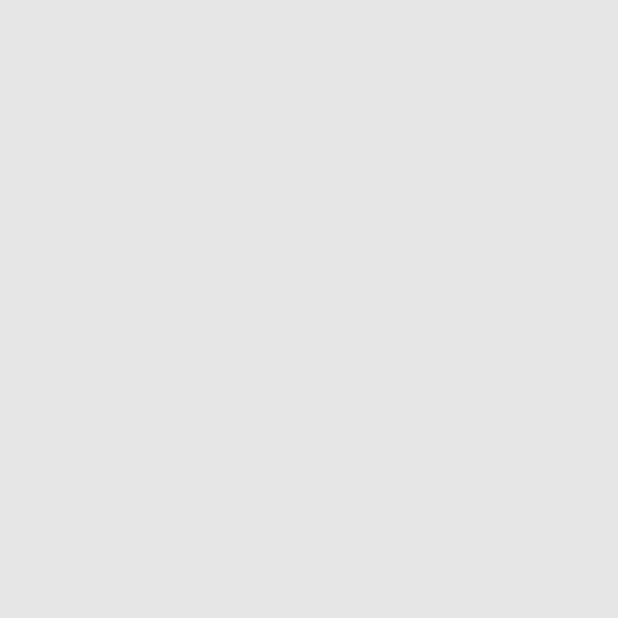
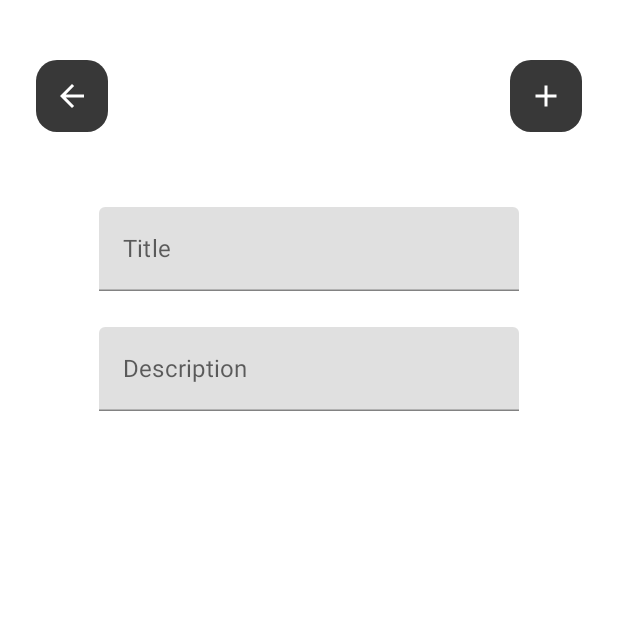
Before and after one commit to RuslanGadzhieB/HoldNotes, an Android app built with Jetpack Compose: the AddScreen screen opened through its navigation route, on a phone screen of 412 x 824 dp, the top half of it. Before the commit the part shown is empty. Run offline under Robolectric (Android 15) with nearby library versions, the phone set to English and light mode, and no system bars; our stand-ins replace Dagger/Hilt's generated code, Room's generated code, livedata-compose.

Commit message:
create the add screen

```diff
--- a/app/src/main/java/ru/gadzhiev/lightnotes/presentation/navigation/SetupNavHost.kt
+++ b/app/src/main/java/ru/gadzhiev/lightnotes/presentation/navigation/SetupNavHost.kt
@@ -6,7 +6,7 @@ import androidx.navigation.compose.NavHost
 import androidx.navigation.compose.composable
 import ru.gadzhiev.lightnotes.presentation.screens.AddScreen
 import ru.gadzhiev.lightnotes.presentation.screens.DetailsScreen
-import ru.gadzhiev.lightnotes.presentation.screens.MainScreen
+import ru.gadzhiev.lightnotes.presentation.screens.main.MainScreen
 
 sealed class Screens(val rout: String) {
     object MainScreen : Screens(rout = "main_screen")
@@ -28,7 +28,7 @@ fun SetupNavHost(navController: NavHostController) {
             DetailsScreen()
         }
         composable(route = Screens.AddScreen.rout){
-            AddScreen()
+            AddScreen(navController = navController)
 
         }
     }
--- a/app/src/main/java/ru/gadzhiev/lightnotes/presentation/screens/AddScreen.kt
+++ /dev/null
@@ -1,10 +0,0 @@
-package ru.gadzhiev.lightnotes.presentation.screens
-
-import androidx.compose.runtime.Composable
-
-@Composable
-fun AddScreen(
-
-) {
-
-}
--- /dev/null
+++ b/app/src/main/java/ru/gadzhiev/lightnotes/presentation/screens/add/AddScreen.kt
@@ -0,0 +1,118 @@
+package ru.gadzhiev.lightnotes.presentation.screens
+
+import android.annotation.SuppressLint
+import androidx.compose.foundation.background
+import androidx.compose.foundation.clickable
+import androidx.compose.foundation.layout.*
+import androidx.compose.foundation.shape.RoundedCornerShape
+import androidx.compose.material.Icon
+import androidx.compose.material.Scaffold
+import androidx.compose.material.Text
+import androidx.compose.material.TextField
+import androidx.compose.material.icons.Icons
+import androidx.compose.material.icons.filled.Add
+import androidx.compose.material.icons.filled.ArrowBack
+import androidx.compose.runtime.Composable
+import androidx.compose.runtime.mutableStateOf
+import androidx.compose.runtime.saveable.rememberSaveable
+import androidx.compose.ui.Alignment
+import androidx.compose.ui.Modifier
+import androidx.compose.ui.draw.clip
+import androidx.compose.ui.graphics.Color
+import androidx.compose.ui.tooling.preview.Preview
+import androidx.compose.ui.unit.dp
+import ru.gadzhiev.lightnotes.presentation.ui.theme.LightNotesTheme
+import  androidx.compose.runtime.getValue
+import androidx.compose.runtime.setValue
+import androidx.navigation.NavController
+import androidx.navigation.compose.rememberNavController
+
+@SuppressLint("UnusedMaterialScaffoldPaddingParameter")
+@Composable
+fun AddScreen(
+    navController: NavController
+) {
+    var title by rememberSaveable { mutableStateOf("") }
+    var description by rememberSaveable { mutableStateOf("") }
+    Scaffold(
+        topBar = {
+            Row(
+                verticalAlignment = Alignment.Bottom,
+                horizontalArrangement = Arrangement.SpaceBetween,
+                modifier = Modifier
+                    .fillMaxWidth()
+                    .padding(top = 40.dp)
+                    .height(48.dp)
+                    .padding(horizontal = 24.dp)
+
+            ) {
+                Box(
+                    modifier = Modifier
+                        .width(48.dp)
+                        .height(48.dp)
+                        .clip(RoundedCornerShape(14.dp))
+                        .background(Color(0xFF383838))
+                        .clickable { navController.popBackStack() }
+                ) {
+                    Icon(
+                        imageVector = Icons.Filled.ArrowBack,
+                        contentDescription = "nav_back",
+                        tint = Color.White,
+                        modifier = Modifier
+                            .align(Alignment.Center)
+                    )
+
+                }
+
+                Box(
+                    modifier = Modifier
+                        .width(48.dp)
+                        .height(48.dp)
+                        .clip(RoundedCornerShape(14.dp))
+                        .background(Color(0xFF383838))
+                ) {
+                    Icon(
+                        imageVector = Icons.Filled.Add,
+                        contentDescription = "nav_add",
+                        tint = Color.White,
+                        modifier = Modifier
+                            .align(Alignment.Center)
+                    )
+
+                }
+
+            }
+        }
+    ) {
+        Column(
+            modifier = Modifier
+                .fillMaxSize()
+                .padding(top = 50.dp),
+            horizontalAlignment = Alignment.CenterHorizontally,
+            verticalArrangement = Arrangement.Top
+        ) {
+            TextField(
+                value = title,
+                onValueChange = { title = it },
+                label = {Text( "Title")}
+                )
+            TextField(
+                value = description,
+                onValueChange = { description = it },
+                label = {Text( "Description")},
+                modifier = Modifier.padding(top = 24.dp)
+            )
+
+        }
+
+    }
+
+}
+
+@Preview(showBackground = true)
+@Composable
+fun addPrew() {
+    LightNotesTheme {
+        AddScreen( rememberNavController())
+    }
+}
--- a/app/src/main/java/ru/gadzhiev/lightnotes/presentation/screens/MainScreen.kt
+++ b/app/src/main/java/ru/gadzhiev/lightnotes/presentation/screens/main/MainScreen.kt
@@ -1,6 +1,7 @@
-package ru.gadzhiev.lightnotes.presentation.screens
+package ru.gadzhiev.lightnotes.presentation.screens.main
 
 import android.annotation.SuppressLint
+import androidx.compose.foundation.clickable
 import androidx.compose.foundation.layout.Column
 import androidx.compose.foundation.layout.fillMaxSize
 import androidx.compose.foundation.layout.fillMaxWidth
@@ -26,26 +27,25 @@ import ru.gadzhiev.lightnotes.presentation.ui.theme.components.NoteItem
 @SuppressLint("UnusedMaterialScaffoldPaddingParameter")
 @Composable
 fun MainScreen(navController: NavHostController) {
+
     val viewModel = hiltViewModel<MainViewModel>()
     val notes = viewModel.notes.observeAsState(listOf()).value
-
-
     Scaffold(
         floatingActionButton = {
-            FloatingActionButton(onClick = { navController.navigate(Screens.AddScreen.rout)}) {
-                Icon(
-                    imageVector = Icons.Filled.Add, tint = Color.White, contentDescription = "add"
-                )
+            FloatingActionButton(onClick = { navController.navigate(Screens.AddScreen.rout) }) {
+                Icon(imageVector = Icons.Filled.Add, tint = Color.White, contentDescription = "add")
             }
-        }) {
+        }
+    ) {
         Column(
-            modifier = Modifier.fillMaxSize()
+            modifier = Modifier
+                .fillMaxSize()
         ) {
             Text(
-                text = "LightNotes",
-                fontSize = 30.sp,
-                modifier = Modifier.padding(top = 30.dp, start = 30.dp, bottom = 12.dp)
-
+                text = "LightNote",
+                fontSize = 40.sp,
+                modifier = Modifier
+                    .padding(top = 20.dp, start = 20.dp, bottom = 10.dp)
             )
 
             notes.forEach { note ->
@@ -54,17 +54,15 @@ fun MainScreen(navController: NavHostController) {
                     backgroundColor = Color(note.backgroundColor),
                     modifier = Modifier
                         .fillMaxWidth()
-                        .padding(vertical = 12.dp, horizontal = 24.dp)
-
+                        .padding(vertical = 5.dp)
+                        .padding(horizontal = 16.dp)
+                        .clickable { navController.navigate(Screens.DetailsScreen.rout + "/${note.id}") }
                 )
             }
 
         }
-
     }
-
 }
-
 
 @Preview(showBackground = true)
 @Composable
--- a/app/src/main/java/ru/gadzhiev/lightnotes/presentation/screens/MainViewModel.kt
+++ b/app/src/main/java/ru/gadzhiev/lightnotes/presentation/screens/main/MainViewModel.kt
@@ -1,4 +1,4 @@
-package ru.gadzhiev.lightnotes.presentation.screens
+package ru.gadzhiev.lightnotes.presentation.screens.main
 
 import androidx.lifecycle.LiveData
 import androidx.lifecycle.MutableLiveData
--- a/app/src/main/java/ru/gadzhiev/lightnotes/presentation/ui/theme/Theme.kt
+++ b/app/src/main/java/ru/gadzhiev/lightnotes/presentation/ui/theme/Theme.kt
@@ -9,15 +9,13 @@ import androidx.compose.runtime.Composable
 private val DarkColorPalette = darkColors(
     primary = Purple200,
     primaryVariant = Purple700,
-    secondary = Teal200,
-    background = backgroundColor
+    secondary = darkGray,
 )
 
 private val LightColorPalette = lightColors(
     primary = Purple500,
     primaryVariant = Purple700,
-    secondary = Teal200,
-    background = backgroundColor
+    secondary = darkGray,
 
     /* Other default colors to override
     background = Color.White,
```
